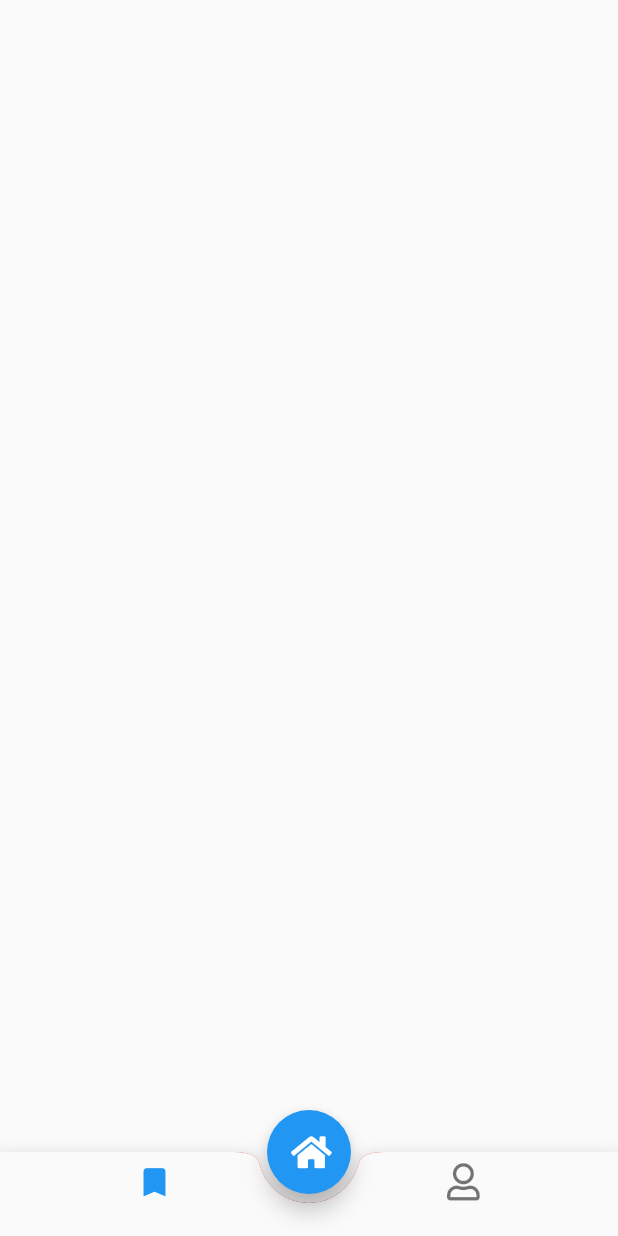
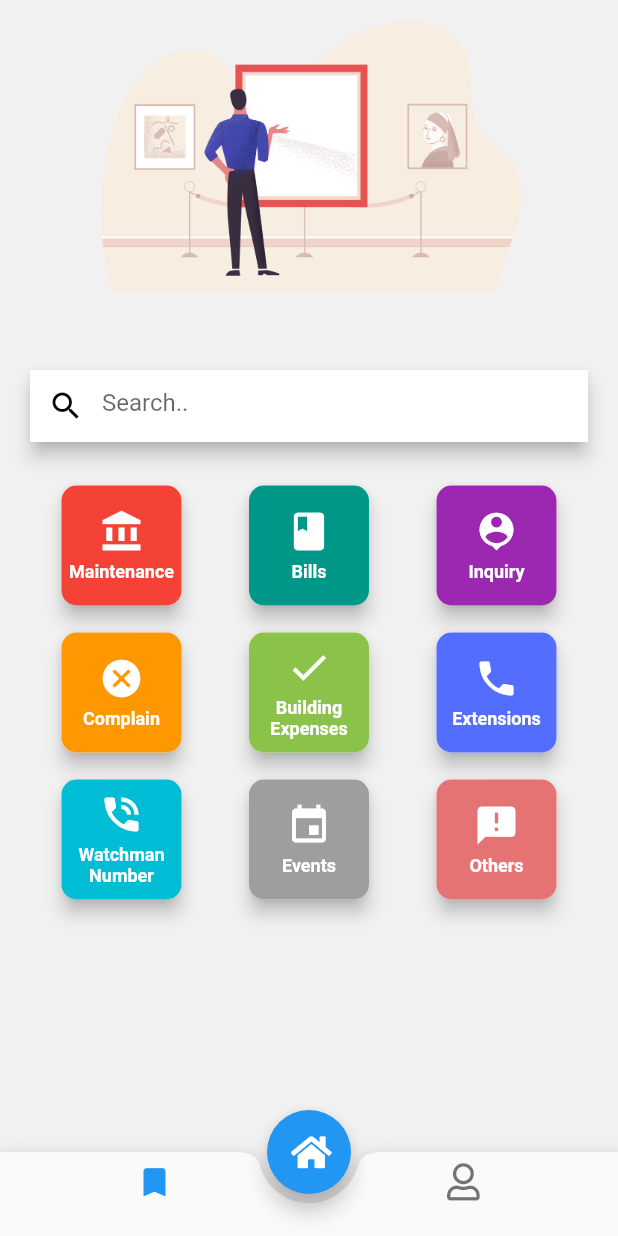
Before and after one commit to Mustufa786/FlutterUIChallenge, a Flutter app: the screen it shows after launch, on a phone screen of 412 x 824 dp. Run offline on Flutter 3.47's test engine with Material 2 defaults, Android fonts, the phone set to English and light mode, and no system bars; our stand-ins replace font_awesome_flutter.

Commit message:
ui completed

```diff
--- a/lib/ui/dashboard.dart
+++ b/lib/ui/dashboard.dart
@@ -1,4 +1,5 @@
 import 'package:flutter/material.dart';
+import 'package:flutter_ui_one/widgets/dashboard_button.dart';
 import 'package:font_awesome_flutter/font_awesome_flutter.dart';
 
 class DashBoardScreen extends StatefulWidget {
@@ -10,6 +11,7 @@ class _DashBoardScreenState extends State<DashBoardScreen> {
   @override
   Widget build(BuildContext context) {
     return Scaffold(
+      backgroundColor: Color(0xFFF1F1F1),
       floatingActionButton: FloatingActionButton(
         onPressed: () {},
         child: Icon(FontAwesomeIcons.home),
@@ -17,15 +19,131 @@ class _DashBoardScreenState extends State<DashBoardScreen> {
       floatingActionButtonLocation: FloatingActionButtonLocation.centerDocked,
       bottomNavigationBar: BottomAppBar(
         shape: CircularNotchedRectangle(),
-        color: Colors.red,
+        color: Color(0xFFF1F1F1),
         notchMargin: 6,
         clipBehavior: Clip.antiAlias,
         child: BottomNavigationBar(
           items: [
             BottomNavigationBarItem(
-                icon: Icon(Icons.bookmark,size: 25,), title: Text("")),
+                icon: Icon(
+                  Icons.bookmark,
+                  size: 25,
+                ),
+                title: Text("")),
             BottomNavigationBarItem(
-                icon: Icon(FontAwesomeIcons.user,size: 25,), title: Text("")),
+                icon: Icon(
+                  FontAwesomeIcons.user,
+                  size: 25,
+                ),
+                title: Text("")),
+          ],
+        ),
+      ),
+      body: SafeArea(
+        child: Column(
+          crossAxisAlignment: CrossAxisAlignment.stretch,
+          children: <Widget>[
+            Expanded(
+              flex: 1,
+              child: Container(
+                child: Image.asset('images/dashboard.png'),
+              ),
+            ),
+            Card(
+              margin: EdgeInsets.all(20),
+              elevation: 5,
+              child: TextField(
+                keyboardType: TextInputType.emailAddress,
+                decoration: InputDecoration(
+                    prefixIcon: Icon(
+                      Icons.search,
+                      color: Colors.black,
+                    ),
+                    hintText: "Search..",
+                    filled: true,
+                    fillColor: Colors.white,
+                    border: InputBorder.none),
+              ),
+            ),
+            Expanded(
+                flex: 2,
+                child: ListView(
+                  children: <Widget>[
+                    Container(
+                      margin: EdgeInsets.only(top: 5),
+                      child: Column(
+                        children: <Widget>[
+                          Row(
+                            mainAxisAlignment: MainAxisAlignment.spaceEvenly,
+                            children: <Widget>[
+                              DashboardButton(
+                                color: Colors.red,
+                                icon: Icons.account_balance,
+                                buttonText: "Maintenance",
+                              ),
+                              DashboardButton(
+                                color: Colors.teal,
+                                icon: Icons.book,
+                                buttonText: "Bills",
+                              ),
+                              DashboardButton(
+                                color: Colors.purple,
+                                icon: Icons.person_pin,
+                                buttonText: "Inquiry",
+                              ),
+                            ],
+                          ),
+                          SizedBox(
+                            height: 10,
+                          ),
+                          Row(
+                            mainAxisAlignment: MainAxisAlignment.spaceEvenly,
+                            children: <Widget>[
+                              DashboardButton(
+                                color: Colors.orange,
+                                icon: Icons.cancel,
+                                buttonText: "Complain",
+                              ),
+                              DashboardButton(
+                                color: Colors.lightGreen,
+                                icon: Icons.check,
+                                buttonText: "Building Expenses",
+                              ),
+                              DashboardButton(
+                                color: Colors.indigoAccent,
+                                icon: Icons.phone,
+                                buttonText: "Extensions",
+                              ),
+                            ],
+                          ),
+                          SizedBox(
+                            height: 10,
+                          ),
+                          Row(
+                            mainAxisAlignment: MainAxisAlignment.spaceEvenly,
+                            children: <Widget>[
+                              DashboardButton(
+                                color: Colors.cyan,
+                                icon: Icons.phone_in_talk,
+                                buttonText: "Watchman Number",
+                              ),
+                              DashboardButton(
+                                color: Colors.grey,
+                                icon: Icons.event,
+                                buttonText: "Events",
+                              ),
+                              DashboardButton(
+                                color: Colors.red[300],
+                                icon: Icons.announcement,
+                                buttonText: "Others",
+                              ),
+                            ],
+                          ),
+                        ],
+                      ),
+                    ),
+                  ],
+                )),
           ],
         ),
       ),
--- /dev/null
+++ b/lib/widgets/dashboard_button.dart
@@ -0,0 +1,49 @@
+import 'package:flutter/material.dart';
+
+class DashboardButton extends StatelessWidget {
+  final Color color;
+  final IconData icon;
+  final String buttonText;
+
+  DashboardButton(
+      {@required this.color, @required this.icon, @required this.buttonText});
+
+  @override
+  Widget build(BuildContext context) {
+    return Card(
+      elevation: 5,
+      shape: RoundedRectangleBorder(borderRadius: BorderRadius.circular(10)),
+      child: Material(
+        borderRadius: BorderRadius.circular(10),
+        color: color,
+        child: InkWell(
+          onTap: () {},
+          child: Container(
+            height: 80,
+            width: 80,
+            child: Column(
+              mainAxisAlignment: MainAxisAlignment.center,
+              children: <Widget>[
+                Icon(
+                  icon,
+                  size: 30,
+                  color: Colors.white ,
+                ),
+                SizedBox(height: 5,),
+                Text(
+                  buttonText,
+                  textAlign: TextAlign.center,
+                  style: TextStyle(
+                    color: Colors.white,
+                    fontSize: 12,
+                    fontWeight: FontWeight.bold
+                  ),
+                ),
+              ],
+            ),
+          ),
+        ),
+      ),
+    );
+  }
+}
--- a/pubspec.yaml
+++ b/pubspec.yaml
@@ -44,6 +44,11 @@ flutter:
   # To add assets to your application, add an assets section, like this:
   assets:
     - images/signin.png
+    - images/dashboard.png
+    - images/1.jpg
+    - images/2.jpg
+    - images/3.jpg
+    - images/4.jpg
   #  - images/a_dot_ham.jpeg
 
   # An image asset can refer to one or more resolution-specific "variants", see
```
Also changed, not shown: images/1.jpg (added), images/2.jpg (added), images/3.jpg (added), images/4.jpg (added), images/dashboard.png (added).
